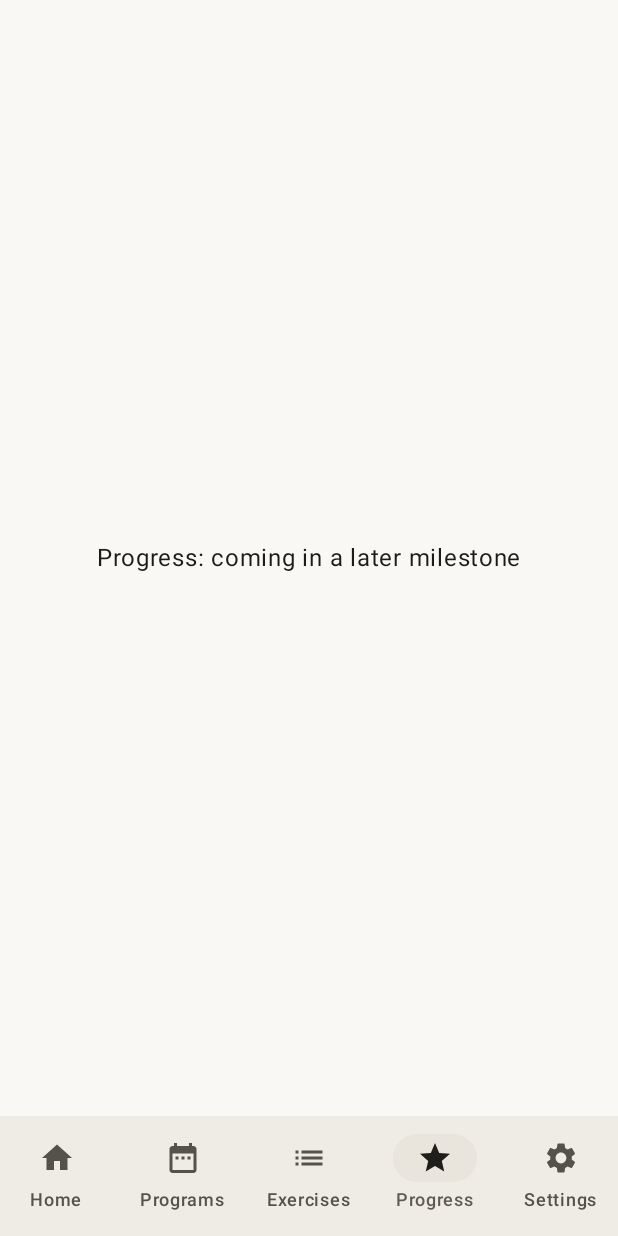
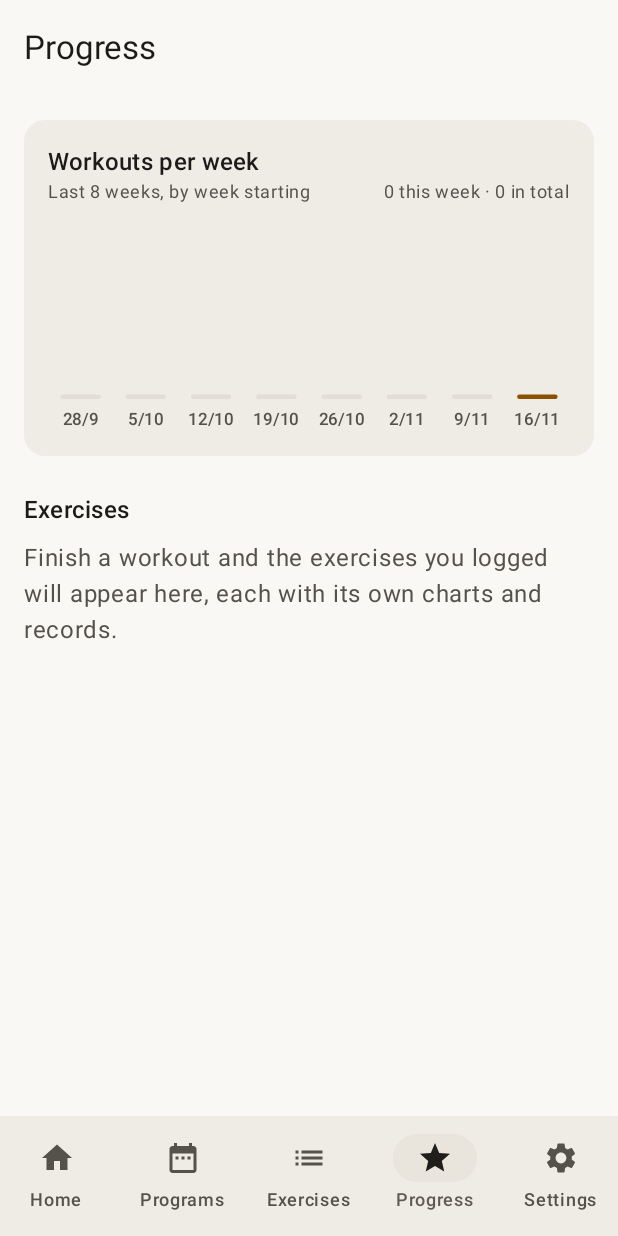
Before and after one commit to ryanisibor/liftlog, an Android app built with Jetpack Compose: the ProgressScreen screen opened through its navigation route, on a phone screen of 412 x 824 dp. Run offline under Robolectric (Android 15) with nearby library versions, the phone set to English and light mode, and no system bars.

Commit message:
feat: add progress charts and personal records
A Progress tab with workouts per week and every logged exercise, and
per-exercise charts of top weight, estimated one-rep max, volume and
reps with personal records. Charts are drawn in-app rather than with a
charting library.

```diff
--- a/app/src/main/java/app/liftlog/data/db/Daos.kt
+++ b/app/src/main/java/app/liftlog/data/db/Daos.kt
@@ -132,6 +132,30 @@ interface WorkoutDao {
     )
     fun observeExerciseHistory(exerciseId: Long): Flow<List<ExerciseHistoryRow>>
 
+    /** Every exercise with at least one completed set in a finished workout, most recent first. */
+    @Query(
+        """
+        SELECT e.id AS exerciseId, e.name AS name,
+            MAX(w.startedAt) AS lastTrainedAt,
+            COUNT(DISTINCT w.id) AS sessionCount,
+            MAX(s.weightKg) AS maxWeightKg
+        FROM set_entry s
+        JOIN workout_exercise we ON s.workoutExerciseId = we.id
+        JOIN workout w ON w.id = we.workoutId
+        JOIN exercise e ON e.id = we.exerciseId
+        WHERE s.completed = 1 AND w.finishedAt IS NOT NULL
+        GROUP BY e.id
+        ORDER BY lastTrainedAt DESC
+        """,
+    )
+    fun observeTrainedExercises(): Flow<List<TrainedExercise>>
+
+    @Query("SELECT startedAt FROM workout WHERE finishedAt IS NOT NULL AND startedAt >= :since")
+    fun observeFinishedStartTimes(since: Long): Flow<List<Long>>
+
+    @Query("SELECT COUNT(*) FROM workout WHERE finishedAt IS NOT NULL")
+    fun observeFinishedWorkoutCount(): Flow<Int>
+
     // --- finishing ---
 
     @Query(
--- a/app/src/main/java/app/liftlog/ui/LiftLogApp.kt
+++ b/app/src/main/java/app/liftlog/ui/LiftLogApp.kt
@@ -43,6 +43,7 @@ import app.liftlog.ui.programs.DayEditorScreen
 import app.liftlog.ui.programs.DayEditorViewModel
 import app.liftlog.ui.programs.ProgramEditorScreen
 import app.liftlog.ui.programs.ProgramsScreen
+import app.liftlog.ui.progress.ProgressScreen
 import app.liftlog.ui.settings.SettingsScreen
 import app.liftlog.ui.workout.ActiveWorkoutScreen
 import app.liftlog.ui.workout.ActiveWorkoutViewModel
@@ -157,7 +158,9 @@ fun LiftLogApp() {
                     onExerciseClick = { navController.navigate("exercises/${it.id}") },
                 )
             }
-            composable(TopLevelDestination.Progress.route) { ComingSoonScreen("Progress") }
+            composable(TopLevelDestination.Progress.route) {
+                ProgressScreen(onOpenExercise = { navController.navigate("exercises/$it") })
+            }
             composable(TopLevelDestination.Settings.route) { SettingsScreen() }
 
             composable(ROUTE_ACTIVE_WORKOUT, arguments = idArgument) { entry ->
@@ -240,10 +243,3 @@ private fun NavHostController.navigateToTopLevel(destination: TopLevelDestinatio
         restoreState = true
     }
 }
-
-@Composable
-private fun ComingSoonScreen(title: String) {
-    Box(modifier = Modifier.fillMaxSize(), contentAlignment = Alignment.Center) {
-        Text("$title: coming in a later milestone", style = MaterialTheme.typography.bodyLarge)
-    }
-}
--- /dev/null
+++ b/app/src/main/java/app/liftlog/ui/components/Charts.kt
@@ -0,0 +1,129 @@
+package app.liftlog.ui.components
+
+import androidx.compose.foundation.Canvas
+import androidx.compose.material3.MaterialTheme
+import androidx.compose.runtime.Composable
+import androidx.compose.ui.Modifier
+import androidx.compose.ui.geometry.CornerRadius
+import androidx.compose.ui.geometry.Offset
+import androidx.compose.ui.geometry.Size
+import androidx.compose.ui.graphics.Path
+import androidx.compose.ui.graphics.StrokeCap
+import androidx.compose.ui.graphics.StrokeJoin
+import androidx.compose.ui.graphics.drawscope.Stroke
+import androidx.compose.ui.semantics.contentDescription
+import androidx.compose.ui.semantics.semantics
+import androidx.compose.ui.text.TextStyle
+import androidx.compose.ui.text.drawText
+import androidx.compose.ui.text.rememberTextMeasurer
+import androidx.compose.ui.unit.dp
+
+/** One point of a chart: a value and the label for its position along the bottom. */
+data class ChartPoint(val label: String, val value: Double)
+
+/**
+ * A line across evenly spaced points, with three labelled gridlines and the first and last
+ * position labels. The newest point is emphasised. Give it a height.
+ */
+@Composable
+fun LineChart(
+    points: List<ChartPoint>,
+    formatValue: (Double) -> String,
+    description: String,
+    modifier: Modifier = Modifier,
+) {
+    val lineColor = MaterialTheme.colorScheme.primary
+    val gridColor = MaterialTheme.colorScheme.outlineVariant
+    val labelStyle = MaterialTheme.typography.labelSmall.copy(color = MaterialTheme.colorScheme.onSurfaceVariant)
+    val measurer = rememberTextMeasurer()
+
+    Canvas(modifier = modifier.semantics { contentDescription = description }) {
+        if (points.isEmpty()) return@Canvas
+        val low = points.minOf { it.value }
+        val high = points.maxOf { it.value }
+        // Pad the range so the line never touches the edges; a flat line sits in the middle.
+        val pad = if (high > low) (high - low) * 0.15 else maxOf(high * 0.1, 1.0)
+        val bottomValue = low - pad
+        val topValue = high + pad
+
+        val gridValues = listOf(topValue - pad, (low + high) / 2, bottomValue + pad).distinct()
+        val gridLabels = gridValues.map { measurer.measure(formatValue(it), labelStyle) }
+        val leftGutter = gridLabels.maxOf { it.size.width } + 8.dp.toPx()
+        val bottomGutter = measurer.measure("0", labelStyle).size.height + 6.dp.toPx()
+        val plotWidth = size.width - leftGutter - 8.dp.toPx()
+        val plotHeight = size.height - bottomGutter - 6.dp.toPx()
+        val plotTop = 6.dp.toPx()
+
+        fun x(index: Int) = leftGutter + if (points.size == 1) plotWidth / 2 else plotWidth * index / (points.size - 1)
+        fun y(value: Double) = plotTop + plotHeight * ((topValue - value) / (topValue - bottomValue)).toFloat()
+
+        gridValues.forEachIndexed { index, value ->
+            val lineY = y(value)
+            drawLine(gridColor, Offset(leftGutter, lineY), Offset(size.width, lineY), strokeWidth = 1.dp.toPx())
+            drawText(gridLabels[index], topLeft = Offset(0f, lineY - gridLabels[index].size.height / 2))
+        }
+
+        if (points.size > 1) {
+            val path = Path()
+            points.forEachIndexed { index, point ->
+                if (index == 0) path.moveTo(x(index), y(point.value)) else path.lineTo(x(index), y(point.value))
+            }
+            drawPath(path, lineColor, style = Stroke(width = 2.5.dp.toPx(), cap = StrokeCap.Round, join = StrokeJoin.Round))
+        }
+        points.forEachIndexed { index, point ->
+            val isLast = index == points.lastIndex
+            drawCircle(lineColor, radius = (if (isLast) 5.5f else 3f).dp.toPx(), center = Offset(x(index), y(point.value)))
+        }
+
+        val labelY = size.height - bottomGutter + 6.dp.toPx()
+        val first = measurer.measure(points.first().label, labelStyle)
+        drawText(first, topLeft = Offset(leftGutter, labelY))
+        if (points.size > 1) {
+            val last = measurer.measure(points.last().label, labelStyle)
+            drawText(last, topLeft = Offset(size.width - last.size.width, labelY))
+        }
+    }
+}
+
+/** Vertical bars with each count above its bar and its label below. The last bar is emphasised. */
+@Composable
+fun BarChart(
+    points: List<ChartPoint>,
+    description: String,
+    modifier: Modifier = Modifier,
+) {
+    val barColor = MaterialTheme.colorScheme.surfaceContainerHighest
+    val currentColor = MaterialTheme.colorScheme.primary
+    val labelStyle: TextStyle = MaterialTheme.typography.labelSmall.copy(color = MaterialTheme.colorScheme.onSurfaceVariant)
+    val valueStyle: TextStyle = MaterialTheme.typography.labelMedium.copy(color = MaterialTheme.colorScheme.onSurface)
+    val measurer = rememberTextMeasurer()
+
+    Canvas(modifier = modifier.semantics { contentDescription = description }) {
+        if (points.isEmpty()) return@Canvas
+        val highest = maxOf(points.maxOf { it.value }, 1.0)
+        val labelHeight = measurer.measure("0", labelStyle).size.height + 6.dp.toPx()
+        val valueHeight = measurer.measure("0", valueStyle).size.height + 4.dp.toPx()
+        val plotHeight = size.height - labelHeight - valueHeight
+        val slot = size.width / points.size
+        val barWidth = slot * 0.62f
+
+        points.forEachIndexed { index, point ->
+            val centre = slot * index + slot / 2
+            // A zero week still gets a sliver, so the row of weeks reads as continuous.
+            val barHeight = maxOf(plotHeight * (point.value / highest).toFloat(), 3.dp.toPx())
+            val top = valueHeight + plotHeight - barHeight
+            drawRoundRect(
+                color = if (index == points.lastIndex) currentColor else barColor,
+                topLeft = Offset(centre - barWidth / 2, top),
+                size = Size(barWidth, barHeight),
+                cornerRadius = CornerRadius(4.dp.toPx()),
+            )
+            if (point.value > 0) {
+                val value = measurer.measure(point.value.toInt().toString(), valueStyle)
+                drawText(value, topLeft = Offset(centre - value.size.width / 2, top - valueHeight))
+            }
+            val label = measurer.measure(point.label, labelStyle)
+            drawText(label, topLeft = Offset(centre - label.size.width / 2, size.height - labelHeight + 6.dp.toPx()))
+        }
+    }
+}
--- /dev/null
+++ b/app/src/main/java/app/liftlog/ui/progress/ProgressScreen.kt
@@ -0,0 +1,177 @@
+package app.liftlog.ui.progress
+
+import androidx.compose.foundation.clickable
+import androidx.compose.foundation.layout.Arrangement
+import androidx.compose.foundation.layout.Column
+import androidx.compose.foundation.layout.PaddingValues
+import androidx.compose.foundation.layout.Row
+import androidx.compose.foundation.layout.fillMaxSize
+import androidx.compose.foundation.layout.fillMaxWidth
+import androidx.compose.foundation.layout.height
+import androidx.compose.foundation.layout.padding
+import androidx.compose.foundation.lazy.LazyColumn
+import androidx.compose.foundation.lazy.items
+import androidx.compose.material3.Card
+import androidx.compose.material3.CardDefaults
+import androidx.compose.material3.ExperimentalMaterial3Api
+import androidx.compose.material3.MaterialTheme
+import androidx.compose.material3.Scaffold
+import androidx.compose.material3.Text
+import androidx.compose.material3.TopAppBar
+import androidx.compose.runtime.Composable
+import androidx.compose.runtime.getValue
+import androidx.compose.ui.Alignment
+import androidx.compose.ui.Modifier
+import androidx.compose.ui.unit.dp
+import androidx.lifecycle.ViewModel
+import androidx.lifecycle.compose.collectAsStateWithLifecycle
+import androidx.lifecycle.viewModelScope
+import androidx.lifecycle.viewmodel.compose.viewModel
+import app.liftlog.data.SettingsRepository
+import app.liftlog.data.db.TrainedExercise
+import app.liftlog.data.db.WorkoutDao
+import app.liftlog.domain.WeekCount
+import app.liftlog.domain.WeightUnit
+import app.liftlog.domain.formatWeight
+import app.liftlog.domain.weeklyCounts
+import app.liftlog.ui.appContainer
+import app.liftlog.ui.components.BarChart
+import app.liftlog.ui.components.ChartPoint
+import app.liftlog.ui.formatDate
+import kotlinx.coroutines.flow.SharingStarted
+import kotlinx.coroutines.flow.StateFlow
+import kotlinx.coroutines.flow.combine
+import kotlinx.coroutines.flow.stateIn
+import java.time.LocalDate
+import java.time.ZoneId
+import java.time.format.DateTimeFormatter
+
+data class ProgressState(
+    val loaded: Boolean = false,
+    val weeks: List<WeekCount> = emptyList(),
+    val totalWorkouts: Int = 0,
+    val exercises: List<TrainedExercise> = emptyList(),
+    val unit: WeightUnit = WeightUnit.KG,
+)
+
+class ProgressViewModel(workoutDao: WorkoutDao, settings: SettingsRepository) : ViewModel() {
+    private val zone = ZoneId.systemDefault()
+    private val today = LocalDate.now(zone)
+    private val since = today.minusWeeks(WEEKS_SHOWN.toLong()).atStartOfDay(zone).toInstant().toEpochMilli()
+
+    val state: StateFlow<ProgressState> = combine(
+        workoutDao.observeFinishedStartTimes(since),
+        workoutDao.observeFinishedWorkoutCount(),
+        workoutDao.observeTrainedExercises(),
+        settings.weightUnit,
+    ) { startTimes, total, exercises, unit ->
+        ProgressState(
+            loaded = true,
+            weeks = weeklyCounts(startTimes, WEEKS_SHOWN, today, zone),
+            totalWorkouts = total,
+            exercises = exercises,
+            unit = unit,
+        )
+    }.stateIn(viewModelScope, SharingStarted.WhileSubscribed(5_000), ProgressState())
+
+    private companion object {
+        const val WEEKS_SHOWN = 8
+    }
+}
+
+private val weekLabel = DateTimeFormatter.ofPattern("d/M")
+
+/** Training consistency at the top, then every exercise you have logged; tap one for its charts. */
+@OptIn(ExperimentalMaterial3Api::class)
+@Composable
+fun ProgressScreen(onOpenExercise: (Long) -> Unit) {
+    val container = appContainer()
+    val viewModel = viewModel { ProgressViewModel(container.workoutDao, container.settings) }
+    val state by viewModel.state.collectAsStateWithLifecycle()
+
+    Scaffold(topBar = { TopAppBar(title = { Text("Progress") }) }) { padding ->
+        LazyColumn(
+            modifier = Modifier.fillMaxSize().padding(padding),
+            contentPadding = PaddingValues(16.dp),
+            verticalArrangement = Arrangement.spacedBy(8.dp),
+        ) {
+            if (!state.loaded) return@LazyColumn
+
+            item {
+                val thisWeek = state.weeks.lastOrNull()?.count ?: 0
+                Card(
+                    colors = CardDefaults.cardColors(containerColor = MaterialTheme.colorScheme.surfaceContainer),
+                    modifier = Modifier.fillMaxWidth(),
+                ) {
+                    Column(modifier = Modifier.padding(16.dp), verticalArrangement = Arrangement.spacedBy(12.dp)) {
+                        Row(verticalAlignment = Alignment.Bottom) {
+                            Column(modifier = Modifier.weight(1f)) {
+                                Text("Workouts per week", style = MaterialTheme.typography.titleMedium)
+                                Text(
+                                    "Last ${state.weeks.size} weeks, by week starting",
+                                    style = MaterialTheme.typography.bodySmall,
+                                    color = MaterialTheme.colorScheme.onSurfaceVariant,
+                                )
+                            }
+                            Text(
+                                "$thisWeek this week · ${state.totalWorkouts} in total",
+                                style = MaterialTheme.typography.bodySmall,
+                                color = MaterialTheme.colorScheme.onSurfaceVariant,
+                            )
+                        }
+                        BarChart(
+                            points = state.weeks.map { ChartPoint(it.weekStart.format(weekLabel), it.count.toDouble()) },
+                            description = "Workouts per week: " + state.weeks.joinToString { "${it.count}" },
+                            modifier = Modifier.fillMaxWidth().height(140.dp),
+                        )
+                    }
+                }
+            }
+
+            item {
+                Text(
+                    "Exercises",
+                    style = MaterialTheme.typography.titleMedium,
+                    modifier = Modifier.padding(top = 16.dp),
+                )
+            }
+            if (state.exercises.isEmpty()) {
+                item {
+                    Text(
+                        "Finish a workout and the exercises you logged will appear here, each with its own charts and records.",
+                        color = MaterialTheme.colorScheme.onSurfaceVariant,
+                    )
+                }
+            }
+            items(state.exercises, key = { it.exerciseId }) { exercise ->
+                Card(modifier = Modifier.fillMaxWidth().clickable { onOpenExercise(exercise.exerciseId) }) {
+                    Row(verticalAlignment = Alignment.CenterVertically, modifier = Modifier.padding(16.dp)) {
+                        Column(modifier = Modifier.weight(1f)) {
+                            Text(exercise.name, style = MaterialTheme.typography.titleMedium)
+                            val sessions = if (exercise.sessionCount == 1) "1 session" else "${exercise.sessionCount} sessions"
+                            Text(
+                                "$sessions · last ${formatDate(exercise.lastTrainedAt)}",
+                                style = MaterialTheme.typography.bodySmall,
+                                color = MaterialTheme.colorScheme.onSurfaceVariant,
+                            )
+                        }
+                        exercise.maxWeightKg?.takeIf { it > 0 }?.let { best ->
+                            Column(horizontalAlignment = Alignment.End) {
+                                Text(
+                                    "${formatWeight(best, state.unit)} ${state.unit.label}",
+                                    style = MaterialTheme.typography.titleMedium,
+                                    color = MaterialTheme.colorScheme.primary,
+                                )
+                                Text(
+                                    "heaviest",
+                                    style = MaterialTheme.typography.labelSmall,
+                                    color = MaterialTheme.colorScheme.onSurfaceVariant,
+                                )
+                            }
+                        }
+                    }
+                }
+            }
+        }
+    }
+}
```
Also changed, not shown: app/src/main/java/app/liftlog/data/db/Entities.kt (+9 -0 lines), app/src/main/java/app/liftlog/domain/Stats.kt (added, +99 -0 lines), app/src/main/java/app/liftlog/ui/exercises/ExerciseDetailScreen.kt (+29 -8 lines), app/src/main/java/app/liftlog/ui/progress/ExerciseProgressSection.kt (added, +175 -0 lines), 1 other file.
